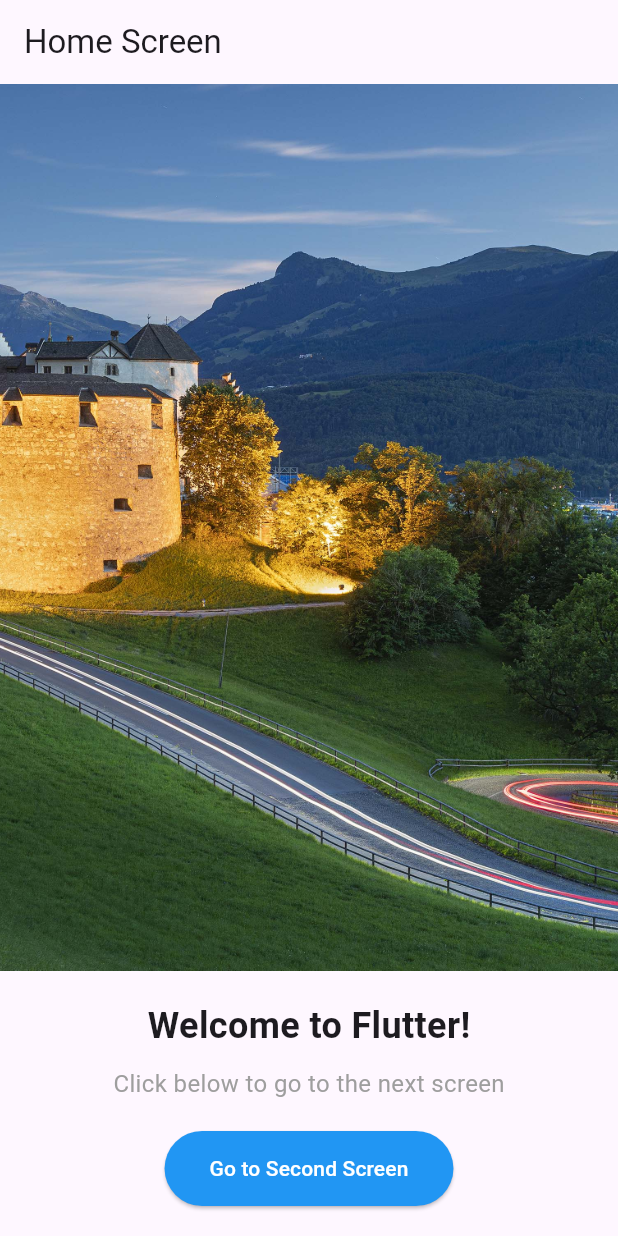
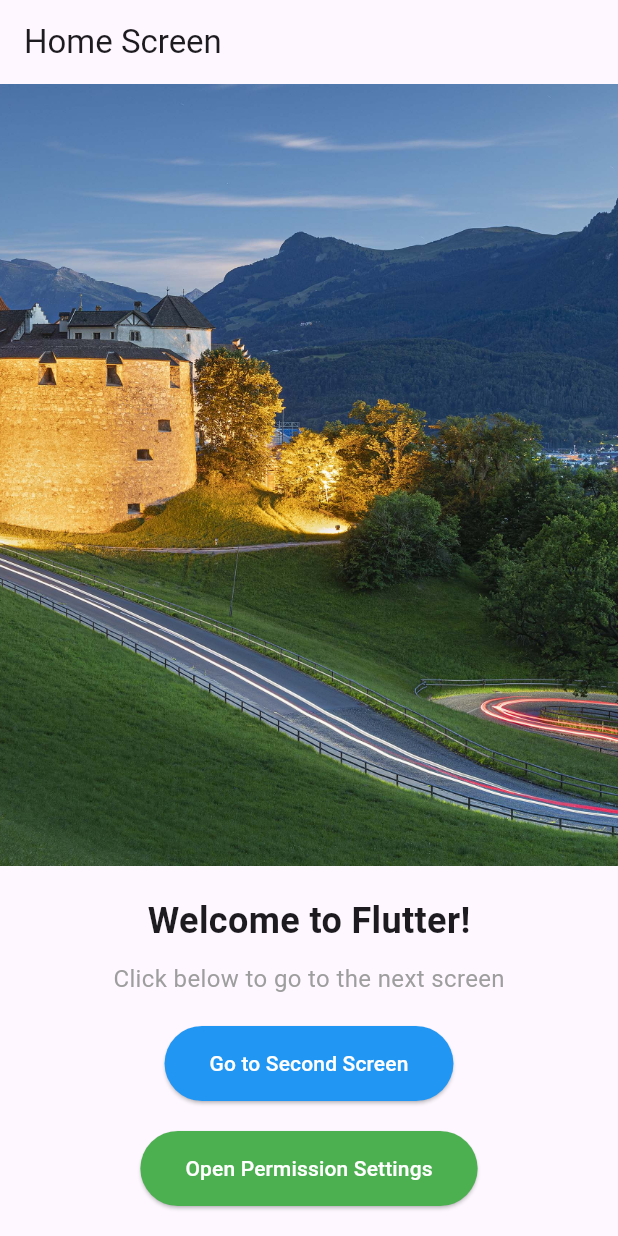
Before and after one commit to khandolly786/multi_screen_application, a Flutter app: the screen it shows after launch, on a phone screen of 412 x 824 dp. Run offline on Flutter 3.47's test engine with Material 3 defaults, Android fonts, the phone set to English and light mode, and no system bars; drawn by our look-alikes of flutter_animate; our stand-ins replace permission_handler.

Commit message:
Added permission handling feature

```diff
--- a/lib/home_screen.dart
+++ b/lib/home_screen.dart
@@ -1,6 +1,7 @@
 import 'package:flutter/material.dart';
 import 'package:flutter_animate/flutter_animate.dart';
 import 'second_screen.dart';
+import 'permission_screen.dart'; // Added permission screen
 
 class HomeScreen extends StatelessWidget {
   @override
@@ -46,6 +47,21 @@ class HomeScreen extends StatelessWidget {
             child: Text("Go to Second Screen"),
           ),
           SizedBox(height: 20),
+          ElevatedButton(
+            style: ElevatedButton.styleFrom(
+              backgroundColor: Colors.green,
+              foregroundColor: Colors.white,
+              padding: EdgeInsets.symmetric(horizontal: 30, vertical: 15),
+            ),
+            onPressed: () {
+              Navigator.push(
+                context,
+                MaterialPageRoute(builder: (context) => PermissionScreen()),
+              );
+            },
+            child: Text("Open Permission Settings"),
+          ),
+          SizedBox(height: 20),
         ],
       ),
     );
--- a/lib/main.dart
+++ b/lib/main.dart
@@ -1,7 +1,10 @@
 import 'package:flutter/material.dart';
+import 'package:permission_handler/permission_handler.dart';
 import 'home_screen.dart';
+import 'permission_screen.dart'; // New permission settings screen
 
 void main() {
+  WidgetsFlutterBinding.ensureInitialized();
   runApp(MyApp());
 }
 
--- /dev/null
+++ b/lib/permission_screen.dart
@@ -0,0 +1,55 @@
+import 'package:flutter/material.dart';
+import 'package:permission_handler/permission_handler.dart';
+
+class PermissionScreen extends StatefulWidget {
+  @override
+  _PermissionScreenState createState() => _PermissionScreenState();
+}
+
+class _PermissionScreenState extends State<PermissionScreen> {
+  Future<void> _requestPermission(Permission permission) async {
+    final status = await permission.request();
+    String message = "";
+
+    if (status.isGranted) {
+      message = "${permission.toString()} granted!";
+    } else if (status.isDenied) {
+      message = "${permission.toString()} denied!";
+    } else if (status.isPermanentlyDenied) {
+      message = "${permission.toString()} permanently denied. Enable from settings.";
+      await openAppSettings(); // User settings open karega
+    }
+
+    ScaffoldMessenger.of(context).showSnackBar(
+      SnackBar(content: Text(message)),
+    );
+  }
+
+  @override
+  Widget build(BuildContext context) {
+    return Scaffold(
+      appBar: AppBar(title: Text('Permission Handling')),
+      body: Center(
+        child: Column(
+          mainAxisAlignment: MainAxisAlignment.center,
+          children: [
+            ElevatedButton(
+              onPressed: () => _requestPermission(Permission.camera),
+              child: Text("Request Camera Permission"),
+            ),
+            SizedBox(height: 20),
+            ElevatedButton(
+              onPressed: () => _requestPermission(Permission.location),
+              child: Text("Request Location Permission"),
+            ),
+            SizedBox(height: 20),
+            ElevatedButton(
+              onPressed: () => _requestPermission(Permission.storage),
+              child: Text("Request Storage Permission"),
+            ),
+          ],
+        ),
+      ),
+    );
+  }
+}
--- a/pubspec.yaml
+++ b/pubspec.yaml
@@ -35,6 +35,7 @@ dependencies:
   # Use with the CupertinoIcons class for iOS style icons.
   cupertino_icons: ^1.0.8
   flutter_animate: ^4.5.2
+  permission_handler: ^11.0.1
 
 dev_dependencies:
   flutter_test:
```
Also changed, not shown: pubspec.lock, 3 other files.
